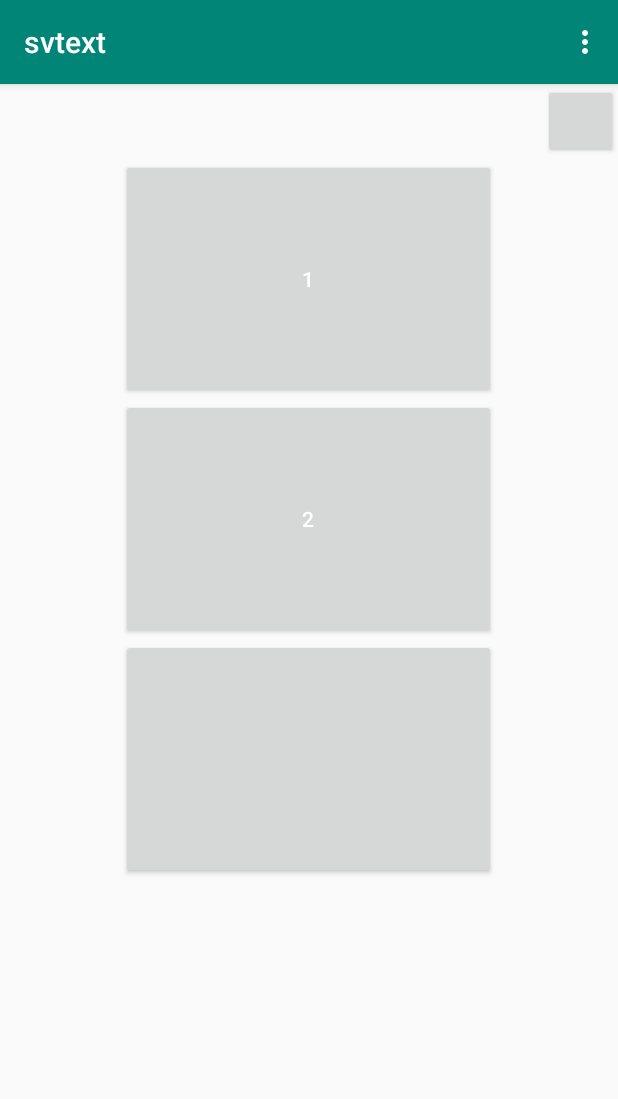
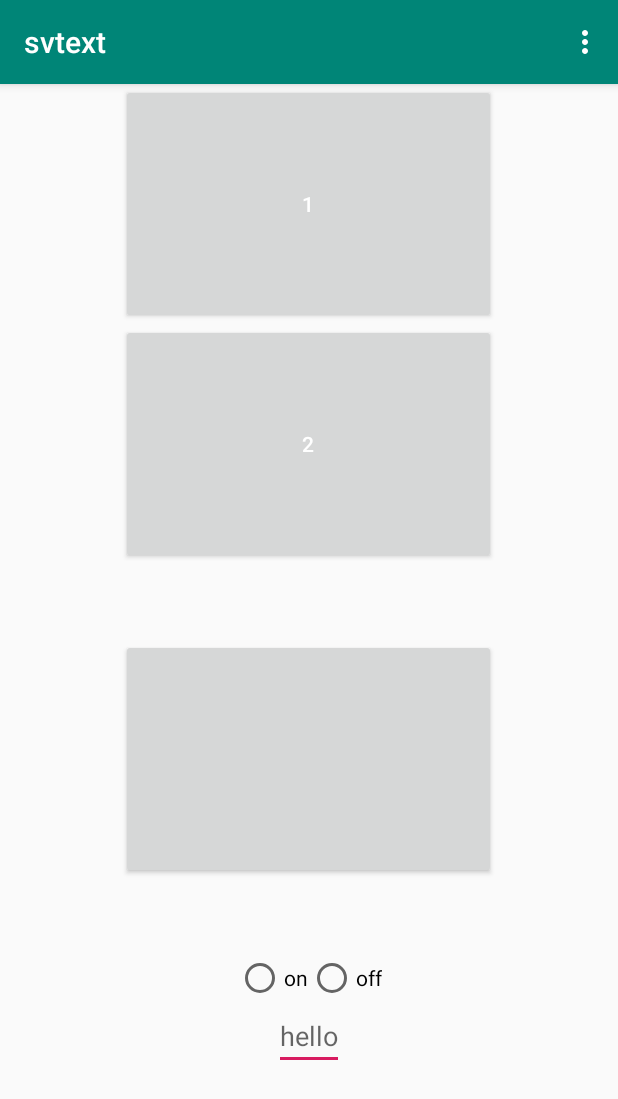
Before and after one commit to ghrbs0437/android_bluetooth_exam, an Android app: the second screen opened directly, with no data from a screen before it, on a phone screen of 412 x 824 dp. Shown: the top 1099 px of the screen. Run offline under Robolectric (Android 15) with nearby library versions, the phone set to English and light mode, and no system bars.

Commit message:
프로젝트 최종

```diff
--- a/app/src/main/java/com/android/myapplication/MainActivity.java
+++ b/app/src/main/java/com/android/myapplication/MainActivity.java
@@ -81,7 +81,7 @@ public class MainActivity extends AppCompatActivity {
         btn_newact = (Button)findViewById(R.id.newACT);
         btn_newact.setOnClickListener(mClickListener);
 
-            if (bluetoothService_obj == null) {
+        if (bluetoothService_obj == null) {
             bluetoothService_obj = new BluetoothService(this, mHandler);
             mOutStringBuffer= new StringBuffer("");
         }
--- a/app/src/main/res/layout/activity_main.xml
+++ b/app/src/main/res/layout/activity_main.xml
@@ -18,7 +18,7 @@
         android:layout_height="60dp"
 
         android:text = "블루투스 활성화"
-  />
+        />
     <Button
         android:id="@+id/newACT"
         android:layout_width="200dp"
--- a/app/src/main/res/layout/activity_second.xml
+++ b/app/src/main/res/layout/activity_second.xml
@@ -5,15 +5,6 @@
     android:orientation="vertical"
     tools:context=".MainActivity">
 
-    <LinearLayout
-        android:layout_width="match_parent"
-        android:layout_height="wrap_content"
-        android:gravity="right">
-
-        <Button
-            android:layout_width="50dp"
-            android:layout_height="50dp"></Button>
-    </LinearLayout>
 
     <LinearLayout
         android:layout_width="match_parent"
@@ -34,9 +25,51 @@
             android:layout_height="160dp"
             android:text="2"
             android:textColor="#FFFFFF" />
+    </LinearLayout>
+
+    <LinearLayout
+        android:layout_width="match_parent"
+        android:layout_height="wrap_content"
+        android:gravity="center"
+        android:orientation="vertical"
+        android:layout_marginTop="50dp">
 
         <Button
             android:layout_width="250dp"
-            android:layout_height="160dp"></Button>
+            android:layout_height="160dp"
+            android:id="@+id/btn3">
+        </Button>
+
+        <RadioGroup
+            android:layout_width="match_parent"
+            android:layout_height="wrap_content"
+            android:layout_marginTop="50dp"
+            android:gravity="center"
+            android:orientation="horizontal"
+            android:id="@+id/rg">
+
+            <RadioButton
+                android:layout_width="wrap_content"
+                android:layout_height="wrap_content"
+                android:text="on"
+                android:id="@+id/radio_on">
+
+            </RadioButton>
+
+            <RadioButton
+                android:layout_width="wrap_content"
+                android:layout_height="wrap_content"
+                android:text="off"
+                android:id="@+id/radio_off">
+
+            </RadioButton>
+        </RadioGroup>
+
+        <EditText
+            android:layout_width="wrap_content"
+            android:layout_height="wrap_content"
+            android:hint="hello"
+            android:id="@+id/timer"></EditText>
     </LinearLayout>
+
 </LinearLayout>
```
Also changed, not shown: app/src/main/java/com/android/myapplication/second.java (+51 -7 lines).
